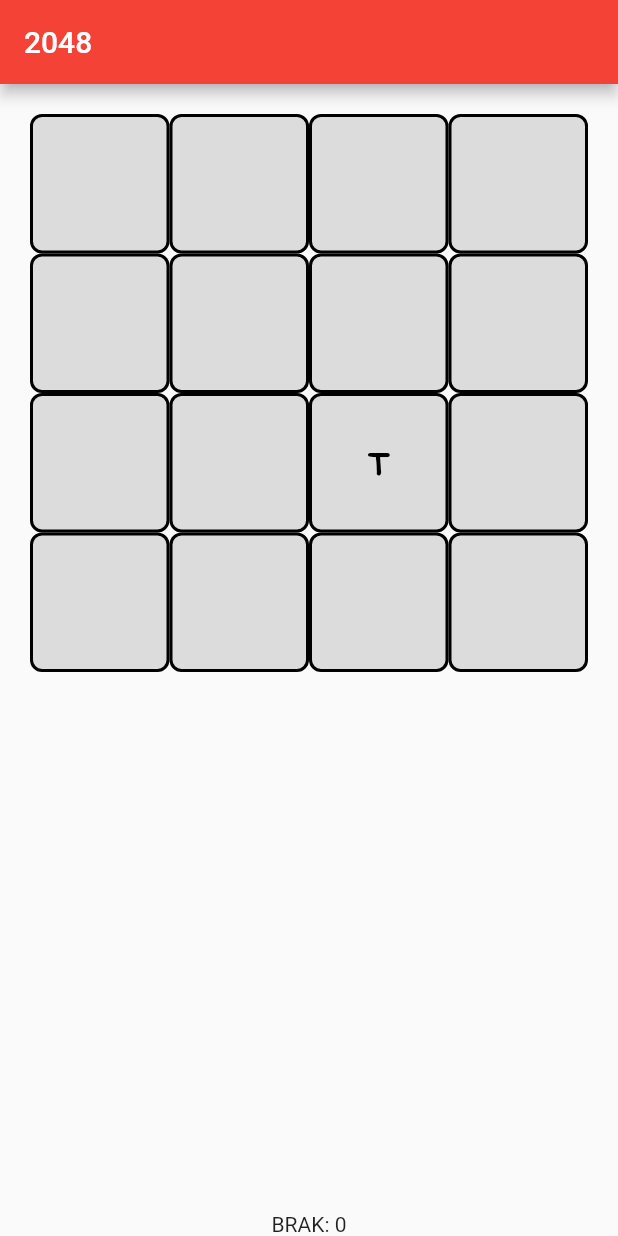
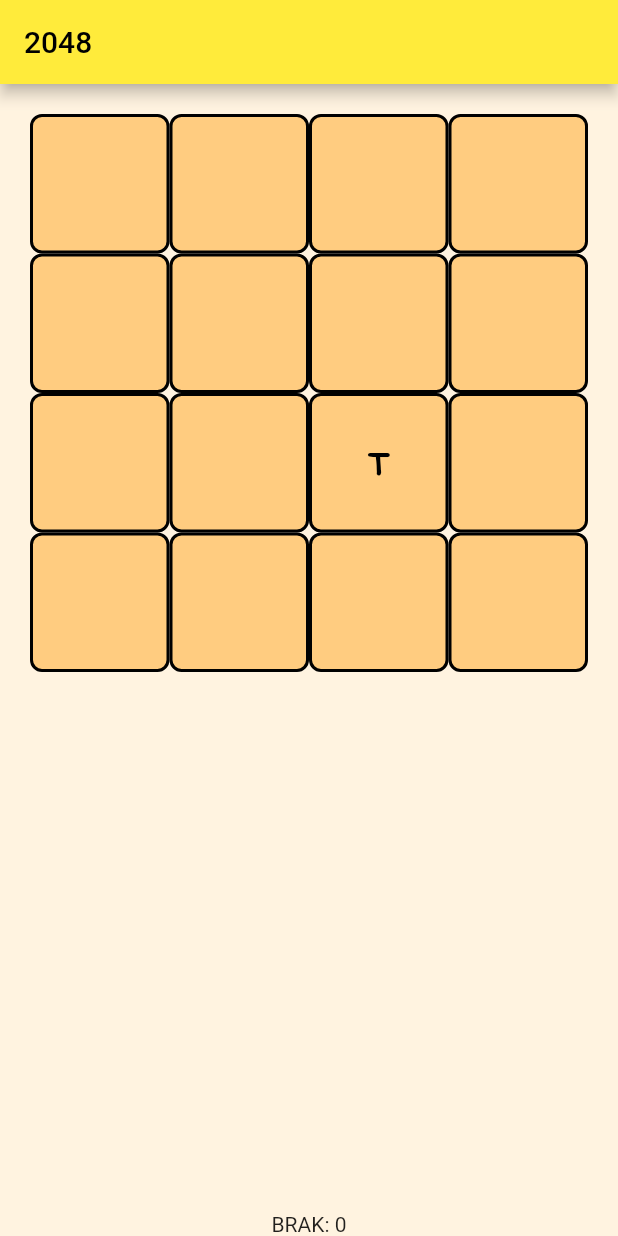
Before and after one commit to Io-Maciek/flutter_test, a Flutter app: the screen it shows after launch, on a phone screen of 412 x 824 dp. Run offline on Flutter 3.47's test engine with Material 2 defaults, Android fonts, the phone set to English and light mode, and no system bars; our stand-ins replace shared_preferences.

Commit message:
3.2 kolory

```diff
--- a/lib/SudokuPole.dart
+++ b/lib/SudokuPole.dart
@@ -23,7 +23,7 @@ class SudokuPoleDynamic extends State<SudokuPole> {
     return Stack(alignment: Alignment.center, children: [
       Container(
         decoration: BoxDecoration(
-            color: Colors.black12,
+            color: Colors.orange[200],
             borderRadius: BorderRadius.circular(8.0),
             border: Border.all(
               color: Colors.black,
--- a/lib/main.dart
+++ b/lib/main.dart
@@ -14,7 +14,8 @@ class MyApp extends StatelessWidget {
     return MaterialApp(
       title: '2048 - preview',
       theme: ThemeData(
-        primarySwatch: Colors.red,
+        scaffoldBackgroundColor: Colors.orange[50],
+        primarySwatch: Colors.yellow,
       ),
       home: const MyHomePage(title: '2048'),
     );
```
